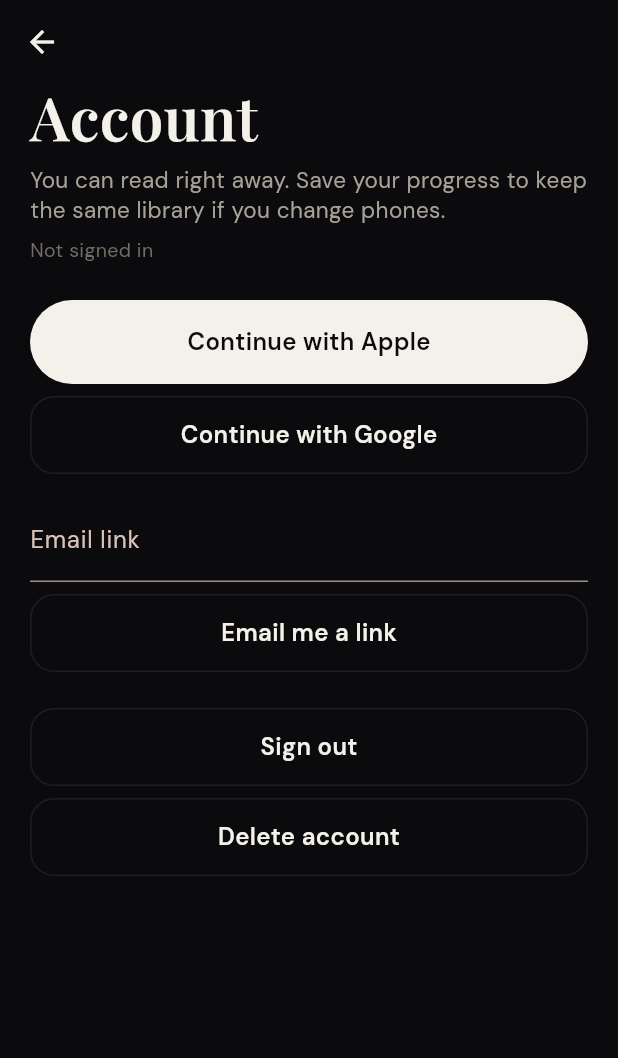
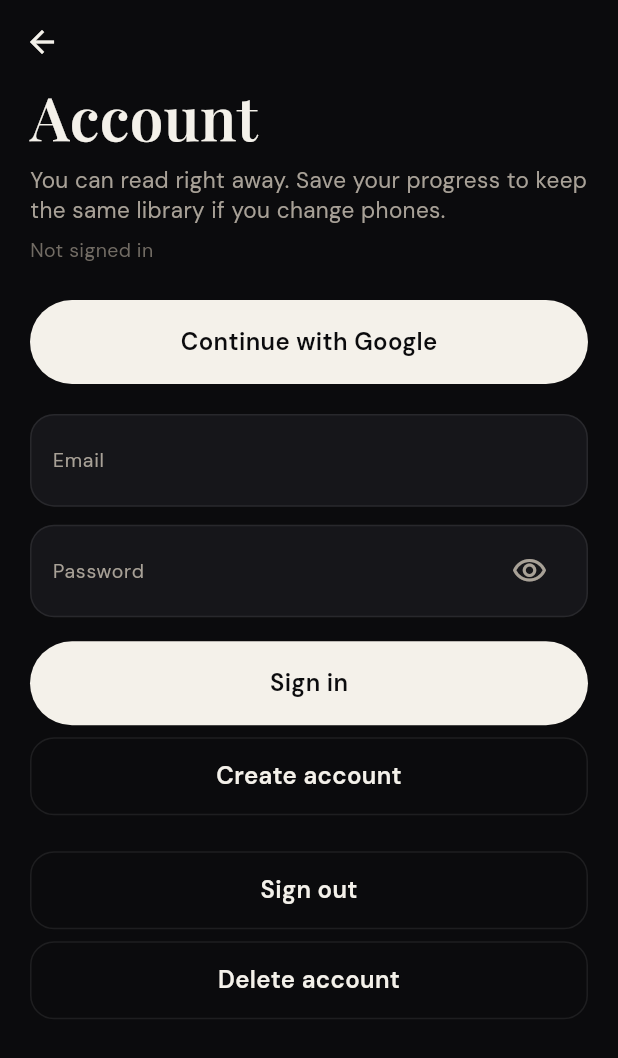
Before and after one commit to zamasshange/motiscroll, a Flutter app: the AccountScreen screen opened directly, on a phone screen of 412 x 824 dp. Shown: the top 1058 px of the screen. Run offline on Flutter 3.47's test engine with Material 3 defaults, Android fonts, the phone set to English and light mode, and no system bars; our stand-ins replace cached_network_image, cloud_firestore, cloud_functions, firebase_auth, firebase_core, firebase_crashlytics and 6 more; missing offline and left inert: firebase_app_check, home_widget, workmanager; accounts and stored records are empty; network calls fail; statements that could not run were skipped.

Commit message:
Clip the line finder, keep account to Google and email, and give collections real covers.
The wheels only show the selected field and number. Account is Google, email and password, create, sign out, and delete. Each field card uses a still made for that category.

Co-authored-by: Cursor <cursoragent@cursor.com>

```diff
--- a/lib/screens/account_screen.dart
+++ b/lib/screens/account_screen.dart
@@ -14,11 +14,14 @@ class AccountScreen extends StatefulWidget {
 
 class _AccountScreenState extends State<AccountScreen> {
   final _email = TextEditingController();
+  final _password = TextEditingController();
   var _busy = false;
+  var _hidePassword = true;
 
   @override
   void dispose() {
     _email.dispose();
+    _password.dispose();
     super.dispose();
   }
 
@@ -27,12 +30,14 @@ class _AccountScreenState extends State<AccountScreen> {
     try {
       await action();
       if (!mounted) return;
-      ScaffoldMessenger.of(context)
-          .showSnackBar(SnackBar(content: Text(success)));
+      ScaffoldMessenger.of(
+        context,
+      ).showSnackBar(SnackBar(content: Text(success)));
     } on AccountException catch (error) {
       if (!mounted) return;
-      ScaffoldMessenger.of(context)
-          .showSnackBar(SnackBar(content: Text(error.message)));
+      ScaffoldMessenger.of(
+        context,
+      ).showSnackBar(SnackBar(content: Text(error.message)));
     } on Exception {
       if (!mounted) return;
       ScaffoldMessenger.of(context).showSnackBar(
@@ -76,16 +81,6 @@ class _AccountScreenState extends State<AccountScreen> {
           ),
           const SizedBox(height: 24),
           PrimaryButton(
-            label: 'Continue with Apple',
-            onPressed: _busy
-                ? () {}
-                : () => _run(
-                    () => linkApple(state),
-                    'Apple is linked to this library.',
-                  ),
-          ),
-          const SizedBox(height: 8),
-          OutlineButton(
             label: 'Continue with Google',
             onPressed: _busy
                 ? () {}
@@ -94,20 +89,53 @@ class _AccountScreenState extends State<AccountScreen> {
                     'Google is linked to this library.',
                   ),
           ),
+          const SizedBox(height: 20),
+          _Field(
+            controller: _email,
+            label: 'Email',
+            keyboardType: TextInputType.emailAddress,
+          ),
+          const SizedBox(height: 12),
+          _Field(
+            controller: _password,
+            label: 'Password',
+            obscure: _hidePassword,
+            trailing: IconButton(
+              onPressed: () => setState(() => _hidePassword = !_hidePassword),
+              icon: Icon(
+                _hidePassword
+                    ? Icons.visibility_outlined
+                    : Icons.visibility_off_outlined,
+                color: palette.textMuted,
+              ),
+            ),
+          ),
           const SizedBox(height: 16),
-          TextField(
-            controller: _email,
-            keyboardType: TextInputType.emailAddress,
-            decoration: const InputDecoration(labelText: 'Email link'),
+          PrimaryButton(
+            label: 'Sign in',
+            onPressed: _busy
+                ? () {}
+                : () => _run(
+                    () => signInWithEmailPassword(
+                      state,
+                      _email.text.trim(),
+                      _password.text,
+                    ),
+                    'Signed in.',
+                  ),
           ),
           const SizedBox(height: 8),
           OutlineButton(
-            label: 'Email me a link',
+            label: 'Create account',
             onPressed: _busy
                 ? () {}
                 : () => _run(
-                    () => sendEmailLink(_email.text.trim()),
-                    'The link was sent.',
+                    () => createEmailAccount(
+                      state,
+                      _email.text.trim(),
+                      _password.text,
+                    ),
+                    'The account was created.',
                   ),
           ),
           const SizedBox(height: 24),
@@ -125,7 +153,7 @@ class _AccountScreenState extends State<AccountScreen> {
             label: 'Delete account',
             onPressed: _busy
                 ? () {}
-                :                   () => _run(() async {
+                : () => _run(() async {
                     await deleteAccount();
                     await state.clearWidgets();
                     if (!context.mounted) return;
@@ -137,3 +165,44 @@ class _AccountScreenState extends State<AccountScreen> {
     );
   }
 }
+
+class _Field extends StatelessWidget {
+  const _Field({
+    required this.controller,
+    required this.label,
+    this.keyboardType,
+    this.obscure = false,
+    this.trailing,
+  });
+
+  final TextEditingController controller;
+  final String label;
+  final TextInputType? keyboardType;
+  final bool obscure;
+  final Widget? trailing;
+
+  @override
+  Widget build(BuildContext context) {
+    final palette = AppScope.of(context).palette;
+    return Container(
+      padding: const EdgeInsets.symmetric(horizontal: 14, vertical: 4),
+      decoration: BoxDecoration(
+        color: palette.card,
+        borderRadius: BorderRadius.circular(16),
+        border: Border.all(color: palette.border),
+      ),
+      child: TextField(
+        controller: controller,
+        keyboardType: keyboardType,
+        obscureText: obscure,
+        style: sans(palette, 16),
+        decoration: InputDecoration(
+          border: InputBorder.none,
+          labelText: label,
+          labelStyle: sans(palette, 13, color: palette.textMuted),
+          suffixIcon: trailing,
+        ),
+      ),
+    );
+  }
+}
--- a/lib/screens/collections_screen.dart
+++ b/lib/screens/collections_screen.dart
@@ -76,7 +76,7 @@ class _FieldCard extends StatelessWidget {
               child: Stack(
                 fit: StackFit.expand,
                 children: [
-                  GeneratedCover(field: field, seed: field.name),
+                  FieldCover(field: field, seed: field.name),
                   const DecoratedBox(
                     decoration: BoxDecoration(
                       gradient: LinearGradient(
--- a/lib/services/backend.dart
+++ b/lib/services/backend.dart
@@ -155,32 +155,70 @@ Future<void> attachBackend(AppState state) async {
 
 Future<void> linkGoogle(AppState state) => _link(state, GoogleAuthProvider());
 
-Future<void> linkApple(AppState state) =>
-    _link(state, OAuthProvider('apple.com'));
-
-Future<void> sendEmailLink(String email) async {
-  if (email.isEmpty || !email.contains('@')) {
-    throw AccountException(
-      'Enter the email address that should receive the link.',
+Future<void> signInWithEmailPassword(
+  AppState state,
+  String email,
+  String password,
+) async {
+  await _ensureReady(state);
+  _requireEmailPassword(email, password);
+  try {
+    final credential = EmailAuthProvider.credential(
+      email: email,
+      password: password,
     );
-  }
-  try {
-    await FirebaseAuth.instance.sendSignInLinkToEmail(
-      email: email,
-      actionCodeSettings: ActionCodeSettings(
-        url: 'https://motiscroll.firebaseapp.com/finishSignIn',
-        handleCodeInApp: true,
-        iOSBundleId: 'com.example.motiScroll',
-        androidPackageName: 'com.example.moti_scroll',
-        androidInstallApp: true,
-      ),
-    );
+    final user = FirebaseAuth.instance.currentUser;
+    if (user == null) {
+      await FirebaseAuth.instance.signInWithCredential(credential);
+    } else if (user.isAnonymous) {
+      try {
+        await user.linkWithCredential(credential);
+      } on FirebaseAuthException catch (error) {
+        if (error.code == 'email-already-in-use' ||
+            error.code == 'credential-already-in-use' ||
+            error.code == 'account-exists-with-different-credential') {
+          await FirebaseAuth.instance.signInWithCredential(credential);
+        } else {
+          rethrow;
+        }
+      }
+    } else {
+      await FirebaseAuth.instance.signInWithCredential(credential);
+    }
   } on FirebaseAuthException catch (error) {
     throw AccountException(_authMessage(error));
   }
+  await _afterAuth(state);
 }
 
-Future<void> _link(AppState state, AuthProvider provider) async {
+Future<void> createEmailAccount(
+  AppState state,
+  String email,
+  String password,
+) async {
+  await _ensureReady(state);
+  _requireEmailPassword(email, password);
+  try {
+    final credential = EmailAuthProvider.credential(
+      email: email,
+      password: password,
+    );
+    final user = FirebaseAuth.instance.currentUser;
+    if (user != null && user.isAnonymous) {
+      await user.linkWithCredential(credential);
+    } else {
+      await FirebaseAuth.instance.createUserWithEmailAndPassword(
+        email: email,
+        password: password,
+      );
+    }
+  } on FirebaseAuthException catch (error) {
+    throw AccountException(_authMessage(error));
+  }
+  await _afterAuth(state);
+}
+
+Future<void> _ensureReady(AppState state) async {
   if (!state.firebaseReady) {
     await attachBackend(state);
   }
@@ -189,6 +227,19 @@ Future<void> _link(AppState state, AuthProvider provider) async {
       state.accountError ?? 'The account service could not be reached.',
     );
   }
+}
+
+void _requireEmailPassword(String email, String password) {
+  if (email.isEmpty || !email.contains('@')) {
+    throw AccountException('Enter the email address for this account.');
+  }
+  if (password.length < 6) {
+    throw AccountException('Use a password of at least six characters.');
+  }
+}
+
+Future<void> _link(AppState state, AuthProvider provider) async {
+  await _ensureReady(state);
   try {
     final user = FirebaseAuth.instance.currentUser;
     if (user == null) {
@@ -201,6 +252,10 @@ Future<void> _link(AppState state, AuthProvider provider) async {
   } on FirebaseAuthException catch (error) {
     throw AccountException(_authMessage(error));
   }
+  await _afterAuth(state);
+}
+
+Future<void> _afterAuth(AppState state) async {
   final signedIn = FirebaseAuth.instance.currentUser;
   final uid = signedIn?.uid;
   if (uid != null) {
@@ -225,7 +280,15 @@ String _authMessage(FirebaseAuthException error) {
     'popup-closed-by-user' => 'The sign-in window was closed.',
     'provider-already-linked' =>
       'That provider is already linked to this library.',
-    'invalid-credential' => 'Google did not accept this app. The iOS or Android client is not registered yet.',
+    'email-already-in-use' =>
+      'That email already has an account. Sign in instead.',
+    'weak-password' => 'Use a password of at least six characters.',
+    'wrong-password' ||
+    'user-not-found' ||
+    'invalid-email' ||
+    'invalid-credential' =>
+      'That sign-in was not accepted. Check the details and try again.',
+    'too-many-requests' => 'Too many tries. Wait a moment and try again.',
     _ => 'Sign-in could not be finished.',
   };
 }
--- a/pubspec.yaml
+++ b/pubspec.yaml
@@ -77,6 +77,7 @@ flutter:
 
   assets:
     - assets/images/mark.png
+    - assets/images/covers/
     - assets/onboarding/home.png
     - assets/onboarding/discover.png
     - assets/onboarding/feed.png
```
Also changed, not shown: lib/screens/home_screen.dart (+20 -10 lines), lib/widgets/generated_cover.dart (+38 -0 lines), assets/images/covers/arts.jpg (added), assets/images/covers/business.jpg (added), assets/images/covers/leadership.jpg (added), assets/images/covers/resilience.jpg (added), assets/images/covers/science.jpg (added), assets/images/covers/sports.jpg (added), 1 other file.
